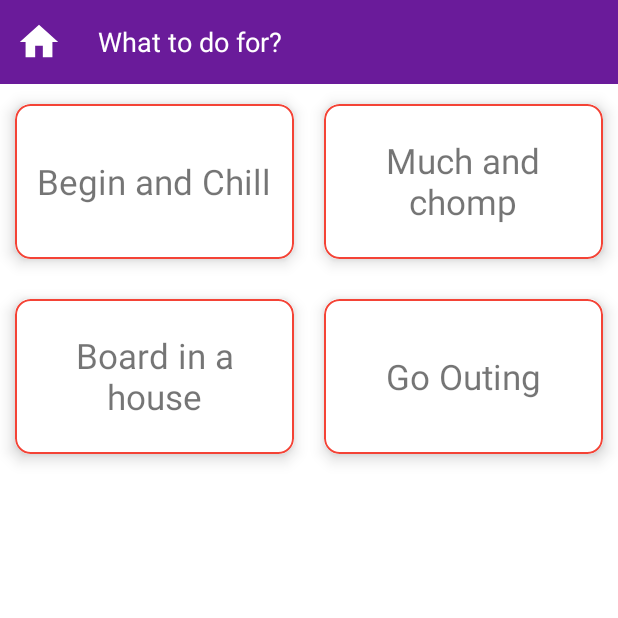
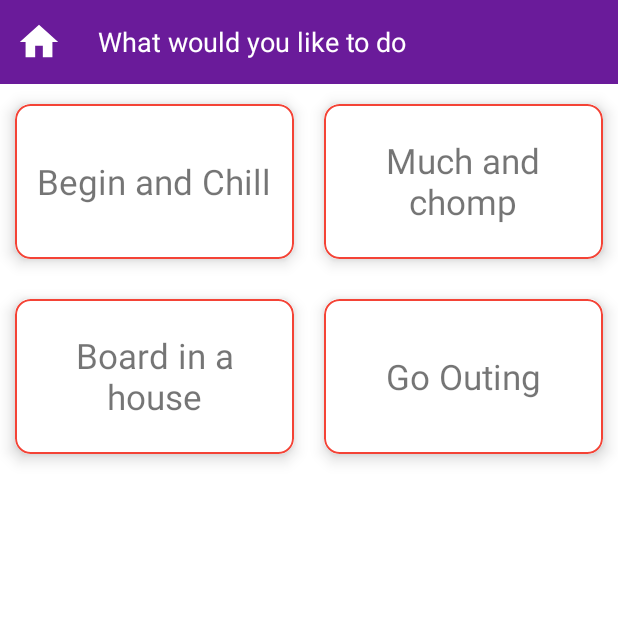
Before and after one commit to mobitechs/WhatToDo, an Android app: the DecisionActivity screen opened directly, with no data from a screen before it, on a phone screen of 412 x 824 dp, the top half of it. Run offline under Robolectric (Android 15) with nearby library versions, the light colour scheme and no system bars; our stand-ins replace CircleImageView, sdp/ssp sizes; libraries missing offline, so code that uses them is left out: com.androidnetworking, com.androidnetworking.common, com.androidnetworking.error, com.androidnetworking.interfaces; pictures from the network do not load.

Commit message:
text changed

```diff
--- a/app/src/main/AndroidManifest.xml
+++ b/app/src/main/AndroidManifest.xml
@@ -30,7 +30,7 @@
         <activity
             android:name=".view.activity.DecisionActivity"
             android:exported="false"
-            android:label="What to do for?"
+            android:label="What would you like to do?"
             android:theme="@style/noActionBar" />
         <activity
             android:name=".view.activity.WaitingRoomActivity"
--- a/app/src/main/java/com/wahttodo/app/view/activity/DecisionActivity.kt
+++ b/app/src/main/java/com/wahttodo/app/view/activity/DecisionActivity.kt
@@ -60,7 +60,7 @@ class DecisionActivity : AppCompatActivity() {
             }
         })
 
-        tvToolbarTitle.text="What to do for?"
+        tvToolbarTitle.text="What would you like to do?"
         imgHome.setOnClickListener{
             openClearActivity(HomeActivity::class.java)
         }
--- a/app/src/main/res/layout/adapter_item_groups.xml
+++ b/app/src/main/res/layout/adapter_item_groups.xml
@@ -65,7 +65,7 @@
                     android:layout_height="@dimen/_30sdp"
                     android:textAllCaps="false"
                     android:id="@+id/btnKeepSwipe"
-                    android:text="Keep Swapping"
+                    android:text="Keep Swiping"
                     android:background="@color/blue"
                     android:textColor="@color/white"
                     android:paddingHorizontal="@dimen/_10sdp"/>
```
